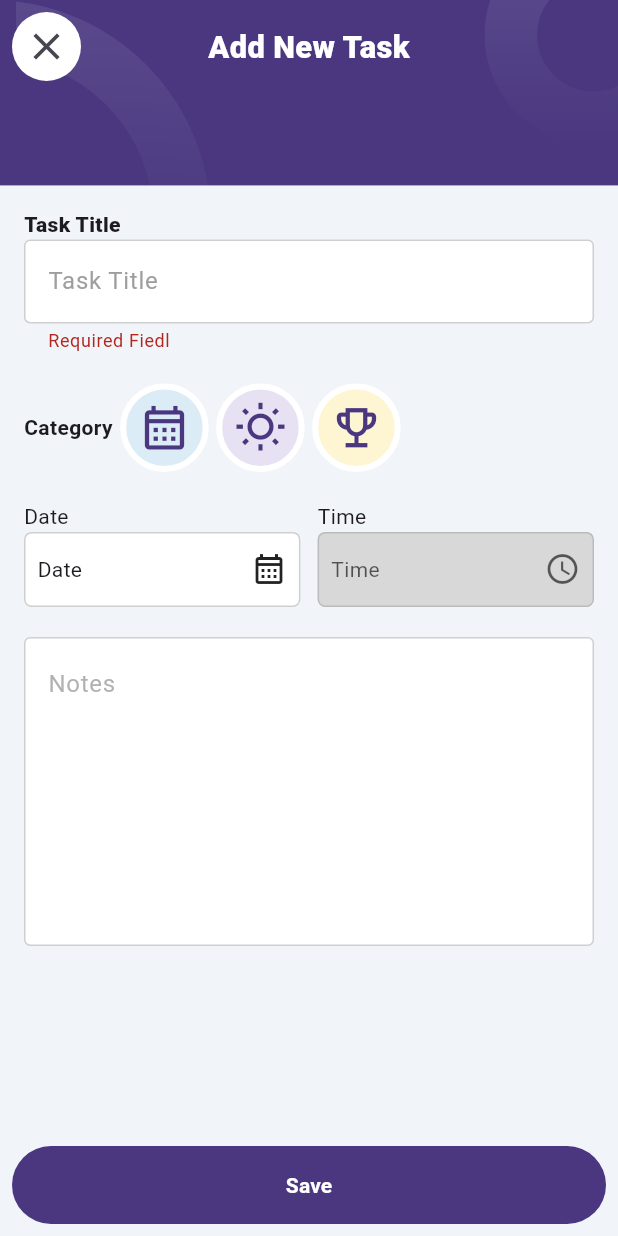
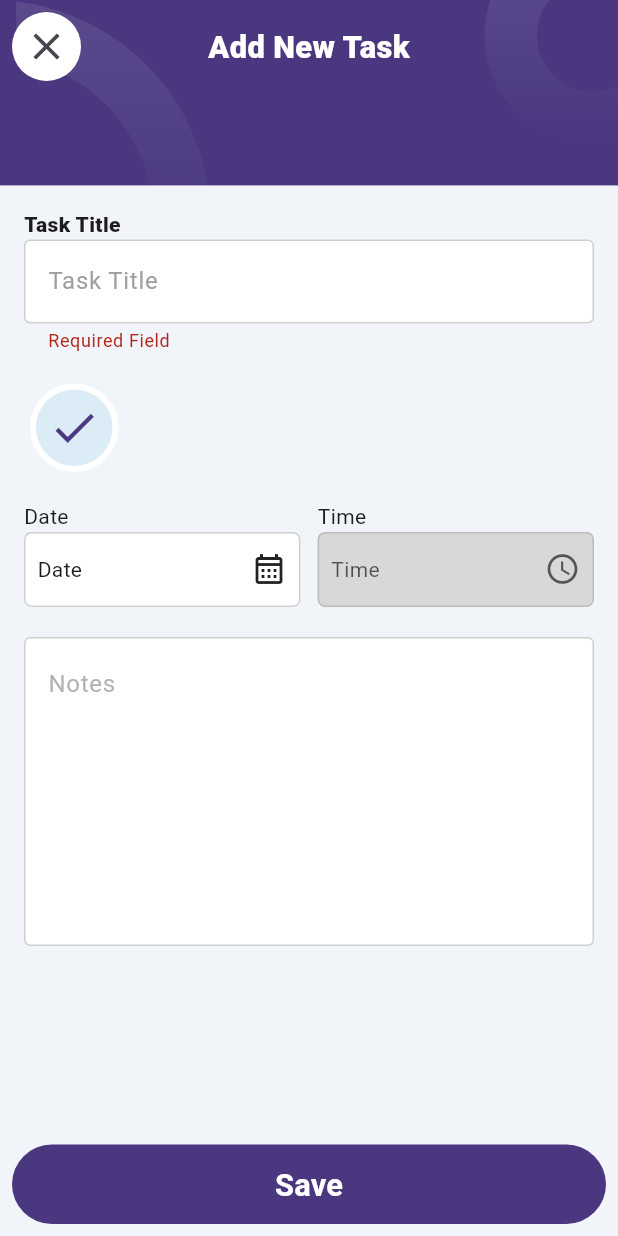
Before and after one commit to 50sync/firebase-todo-app, a Flutter app: the AddTask screen opened by its route, after a tap on "Save", on a phone screen of 412 x 824 dp. Run offline on Flutter 3.47's test engine with Material 3 defaults, Android fonts, the phone set to English and light mode, and no system bars; our stand-ins replace bloc, cloud_firestore, firebase_auth, firebase_core, flutter_bloc, flutter_screenutil and 2 more; accounts and stored records are empty.

Commit message:
Added Delete Task Confirimation

```diff
--- a/lib/core/constants/constants.dart
+++ b/lib/core/constants/constants.dart
@@ -5,23 +5,12 @@ import 'package:tasking/core/models/category_model.dart';
 
 final fireAuthInstance = FirebaseAuth.instance;
 
- final List<CategoryModel> categories = [
-    CategoryModel(
-      icon: Icons.calendar_month_outlined,
-      color: Color(0xFFdbecf6),
-      type: 'calendar',
-    ),
-    CategoryModel(
-      icon: Icons.wb_sunny_outlined,
-      color: Color(0xFFe7e2f3),
-      type: 'sun',
-    ),
-    CategoryModel(
-      icon: Icons.emoji_events_outlined,
-      color: Color(0xFFfef5d3),
-      type: 'trophy',
-    ),
-  ];
+final List<CategoryModel> categories = [
+  CategoryModel(icon: Icons.check, color: Color(0xFFdbecf6)),
+  CategoryModel(icon: Icons.calendar_month_outlined, color: Color(0xFFdbecf6)),
+  CategoryModel(icon: Icons.wb_sunny_outlined, color: Color(0xFFe7e2f3)),
+  CategoryModel(icon: Icons.emoji_events_outlined, color: Color(0xFFfef5d3)),
+];
 
 CollectionReference<Map<String, dynamic>> get tasksCollection {
   final user = fireAuthInstance.currentUser;
--- a/lib/core/models/category_model.dart
+++ b/lib/core/models/category_model.dart
@@ -3,6 +3,5 @@ import 'package:flutter/widgets.dart';
 class CategoryModel {
   final IconData icon;
   final Color color;
-  final String type;
-  CategoryModel({required this.icon, required this.color,required this.type});
+  CategoryModel({required this.icon, required this.color});
 }
--- /dev/null
+++ b/lib/core/widgets/custom_button.dart
@@ -0,0 +1,30 @@
+import 'package:flutter/material.dart';
+import 'package:flutter_screenutil/flutter_screenutil.dart';
+import 'package:go_router/go_router.dart';
+
+class CustomButton extends StatelessWidget {
+  const CustomButton({super.key, required this.text, this.onTap, this.color});
+  final String text;
+  final VoidCallback? onTap;
+  final Color? color;
+  @override
+  Widget build(BuildContext context) {
+    return TextButton(
+      style: TextButton.styleFrom(backgroundColor: color ?? Color(0xFF4a3780)),
+      onPressed: onTap,
+      child: Padding(
+        padding: const EdgeInsets.all(4.0),
+        child: Center(
+          child: Text(
+            text,
+            style: TextStyle(
+              color: Colors.white,
+              fontWeight: FontWeight.bold,
+              fontSize: 18.sp,
+            ),
+          ),
+        ),
+      ),
+    );
+  }
+}
--- a/lib/screens/home/add_task.dart
+++ b/lib/screens/home/add_task.dart
@@ -7,6 +7,7 @@ import 'package:go_router/go_router.dart';
 import 'package:intl/intl.dart';
 import 'package:tasking/core/constants/constants.dart';
 import 'package:tasking/core/models/category_model.dart';
+import 'package:tasking/core/widgets/custom_button.dart';
 import 'package:tasking/core/widgets/decorated_app_bar.dart';
 
 class AddTask extends StatefulWidget {
@@ -18,11 +19,12 @@ class AddTask extends StatefulWidget {
 
 class _AddTaskState extends State<AddTask> {
   bool? isDone;
-  int? selectedIndex;
   DateTime? _selectedDate;
   String? _formattedDate;
   String? _formattedTime;
   TimeOfDay? _selectedTime;
+  CategoryModel? selectedCategory;
+  IconData? selectedIcon;
   final GlobalKey<FormState> _formKey = GlobalKey<FormState>();
   final TextEditingController _taskTitleController = TextEditingController();
   final TextEditingController _noteTitleController = TextEditingController();
@@ -35,12 +37,14 @@ class _AddTaskState extends State<AddTask> {
         _taskTitleController.text = widget.todo?['title'];
       }
       if (widget.todo?['category'] != null) {
-        selectedIndex = categories.indexWhere((category) {
-          return category.type == widget.todo?['category'];
+        selectedCategory = categories.firstWhere((category) {
+          return category.icon.codePoint == widget.todo?['category'];
         });
+        selectedIcon = selectedCategory?.icon;
       }
       if (widget.todo?['dueDate'] != null) {
-        _selectedDate = DateTime.parse(widget.todo?['dueDate']);
+        final dateFormat = DateFormat('yyyy-M-d');
+        _selectedDate = dateFormat.parse(widget.todo?['dueDate']);
         _formattedDate = widget.todo?['dueDate'];
       }
       if (widget.todo?['dueTime'] != null) {
@@ -51,6 +55,9 @@ class _AddTaskState extends State<AddTask> {
       if (widget.todo?['notes'] != null) {
         _noteTitleController.text = widget.todo?['notes'];
       }
+    } else {
+      selectedCategory = categories[0];
+      selectedIcon = categories[0].icon;
     }
     super.initState();
   }
@@ -61,7 +68,7 @@ class _AddTaskState extends State<AddTask> {
         'title': _taskTitleController.text.trim(),
         'dueDate': _formattedDate?.trim(),
         'dueTime': _formattedTime?.trim(),
-        'category': categories[selectedIndex!].type.trim(),
+        'category': selectedIcon?.codePoint,
         'notes': _noteTitleController.text.trim(),
       });
     } else {
@@ -70,7 +77,7 @@ class _AddTaskState extends State<AddTask> {
         'title': _taskTitleController.text.trim(),
         'dueDate': _formattedDate?.trim(),
         'dueTime': _formattedTime?.trim(),
-        'category': categories[selectedIndex!].type.trim(),
+        'category': selectedIcon?.codePoint,
         'notes': _noteTitleController.text.trim(),
       });
     }
@@ -122,10 +129,13 @@ class _AddTaskState extends State<AddTask> {
                         alignment: Alignment.centerRight,
                         child: IconButton(
                           onPressed: () {
-                            tasksCollection.doc(widget.todo?.id).delete();
-                            context.pop();
+                            showRemoveTaskConfirmation();
                           },
-                          icon: Icon(Icons.delete, color: Colors.red, size: 40),
+                          icon: Icon(
+                            Icons.delete_outline,
+                            color: Colors.red,
+                            size: 40,
+                          ),
                         ),
                       ),
                   ],
@@ -164,6 +174,7 @@ class _AddTaskState extends State<AddTask> {
                                 Transform.scale(
                                   scale: 1.5,
                                   child: Checkbox(
+                                    side: const BorderSide(color: Colors.grey),
                                     value: isDone ?? false,
                                     onChanged: (value) {
                                       tasksCollection
@@ -180,46 +191,38 @@ class _AddTaskState extends State<AddTask> {
                         ],
                       ),
                       Row(
-                        spacing: 5,
                         children: [
-                          Text(
-                            'Category',
-                            style: TextStyle(fontWeight: FontWeight.w700),
-                          ),
-
-                          ...List.generate(categories.length, (index) {
-                            final isSelected =
-                                selectedIndex == index; // 🟢 هنا بيشيك
-
-                            return GestureDetector(
-                              onTap: () {
-                                setState(() {
-                                  selectedIndex = index;
-                                });
-                                log(selectedIndex.toString());
+                          GestureDetector(
+                            onTap: () async {
+                              CategoryModel? result = await showCategoryPicker(
+                                context,
+                              );
+                              if (result != null) {
+                                selectedCategory = result;
+                                selectedIcon = result.icon;
+                                setState(() {});
+                              }
                             },
                             child: Container(
+                              margin: const EdgeInsets.symmetric(horizontal: 4),
                               decoration: BoxDecoration(
                                 border: Border.all(
-                                    color: isSelected == false
-                                        ? Colors.white
-                                        : Color(0xFF4a3880),
+                                  color: Colors.white,
                                   width: 4,
                                 ),
                                 borderRadius: BorderRadius.circular(100),
-                                  color: categories[index].color,
+                                color: selectedCategory?.color,
                               ),
                               child: Padding(
-                                  padding: const EdgeInsets.all(8.0),
+                                padding: EdgeInsets.all(8.0),
                                 child: Icon(
-                                    categories[index].icon,
+                                  selectedIcon,
                                   size: 35,
-                                    color: Color(0xFF4a3780),
+                                  color: Color(0xFF4a3880),
                                 ),
                               ),
                             ),
-                            );
-                          }),
+                          ),
                         ],
                       ),
                       Row(
@@ -400,32 +403,17 @@ class _AddTaskState extends State<AddTask> {
           ),
           Padding(
             padding: const EdgeInsets.all(8.0),
-            child: TextButton(
-              style: TextButton.styleFrom(backgroundColor: Color(0xFF4a3780)),
-              onPressed: () {
+            child: CustomButton(
+              text: 'Save',
+              onTap: () {
                 if (_formKey.currentState!.validate()) {
-                  if (selectedIndex == null) {
+                  _addTask();
                   ScaffoldMessenger.of(context).showSnackBar(
-                      SnackBar(content: Text('Category Required')),
+                    SnackBar(content: Text('Task saved successfully!')),
                   );
-                  } else {
-                    _addTask();
                   context.pop();
                 }
-                }
               },
-              child: Padding(
-                padding: const EdgeInsets.all(8.0),
-                child: Center(
-                  child: Text(
-                    'Save',
-                    style: TextStyle(
-                      color: Colors.white,
-                      fontWeight: FontWeight.bold,
-                    ),
-                  ),
-                ),
-              ),
             ),
           ),
         ],
@@ -433,11 +421,113 @@ class _AddTaskState extends State<AddTask> {
     );
   }
 
+  Future<CategoryModel?> showCategoryPicker(BuildContext context) async {
+    return showModalBottomSheet<CategoryModel>(
+      context: context,
+      backgroundColor: Colors.white,
+      shape: const RoundedRectangleBorder(
+        borderRadius: BorderRadius.vertical(top: Radius.circular(20)),
+      ),
+      builder: (context) {
+        return Padding(
+          padding: const EdgeInsets.all(16),
+          child: Column(
+            children: [
+              Expanded(
+                child: GridView.builder(
+                  shrinkWrap: true,
+                  itemCount: categories.length,
+                  gridDelegate: const SliverGridDelegateWithFixedCrossAxisCount(
+                    crossAxisCount: 3,
+                    mainAxisSpacing: 16,
+                    crossAxisSpacing: 16,
+                  ),
+                  itemBuilder: (context, index) {
+                    final category = categories[index];
+                    return GestureDetector(
+                      onTap: () => Navigator.pop(context, category),
+                      child: Container(
+                        decoration: BoxDecoration(
+                          color: category.color,
+                          borderRadius: BorderRadius.circular(16),
+                        ),
+                        child: Icon(
+                          category.icon,
+                          color: Colors.black87,
+                          size: 36,
+                        ),
+                      ),
+                    );
+                  },
+                ),
+              ),
+            ],
+          ),
+        );
+      },
+    );
+  }
+
+  void showRemoveTaskConfirmation() {
+    showDialog(
+      context: context,
+      builder: (context) {
+        return AlertDialog(
+          constraints: BoxConstraints(maxHeight: 0.25.sh),
+          content: Column(
+            mainAxisAlignment: MainAxisAlignment.spaceBetween,
+            children: [
+              Align(
+                alignment: Alignment.topRight,
+                child: GestureDetector(
+                  child: Icon(Icons.close),
+                  onTap: () => context.pop(),
+                ),
+              ),
+              Center(
+                child: Text(
+                  'Do you want to delete this task ?',
+                  style: TextStyle(fontWeight: FontWeight.bold),
+                ),
+              ),
+              Align(
+                alignment: Alignment.bottomCenter,
+                child: IntrinsicHeight(
+                  child: Row(
+                    children: [
+                      Expanded(
+                        child: CustomButton(
+                          text: 'Cancel',
+                          onTap: () => context.pop(),
+                        ),
+                      ),
+                      5.horizontalSpace,
+                      Expanded(
+                        child: CustomButton(
+                          text: 'Yes',
+                          color: Colors.red,
+                          onTap: () {
+                            tasksCollection.doc(widget.todo?.id).delete();
+                            context.go('/home');
+                          },
+                        ),
+                      ),
+                    ],
+                  ),
+                ),
+              ),
+            ],
+          ),
+        );
+      },
+    );
+  }
+
   TextFormField _buildNewTaskTextField(TextEditingController controller) {
     return TextFormField(
       validator: (value) {
         if (value!.isEmpty) {
-          return 'Required Fiedl';
+          return 'Required Field';
         }
         return null;
       },
```
Also changed, not shown: lib/screens/home/home.dart (+23 -34 lines). Lines whose indentation alone changed are shown as unchanged.
